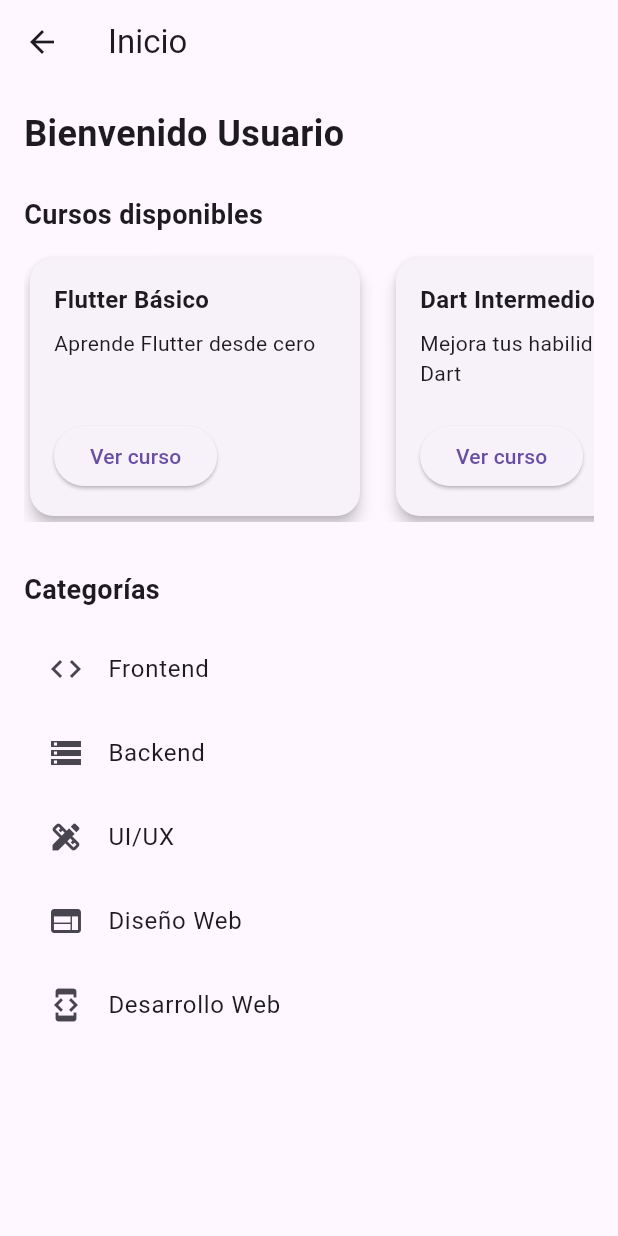
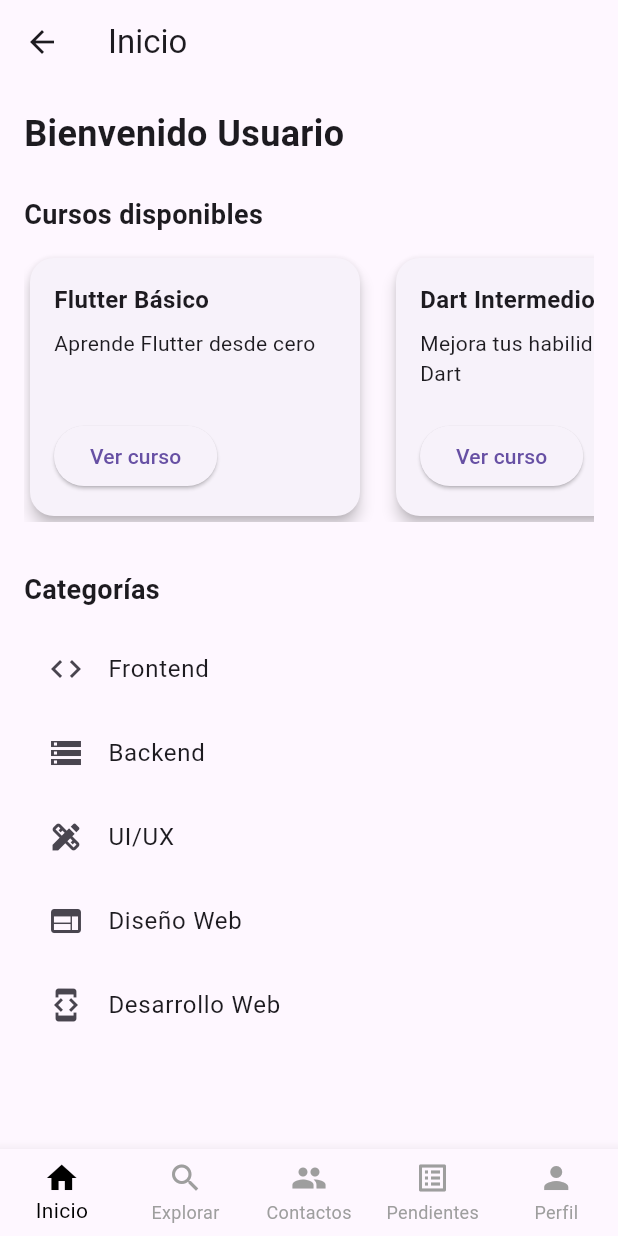
Before and after one commit to YJYordi/ProyectoFlutter-Gonzalez-Espinel-Suarez, a Flutter app: the HomePage screen opened by its route, on a phone screen of 412 x 824 dp. Run offline on Flutter 3.47's test engine with Material 3 defaults, Android fonts, the phone set to English and light mode, and no system bars.

Commit message:
barra de navegacion

```diff
--- a/proyecto/lib/presentation/screens/home_page.dart
+++ b/proyecto/lib/presentation/screens/home_page.dart
@@ -1,7 +1,14 @@
 import 'package:flutter/material.dart';
 
-class HomePage extends StatelessWidget {
+class HomePage extends StatefulWidget {
   const HomePage({super.key});
+
+  @override
+  State<HomePage> createState() => _HomePageState();
+}
+
+class _HomePageState extends State<HomePage> {
+  int _selectedIndex = 0;
 
   @override
   Widget build(BuildContext context) {
@@ -22,9 +29,10 @@ class HomePage extends StatelessWidget {
       },
     ];
 
-    return Scaffold(
-      appBar: AppBar(title: const Text('Inicio')),
-      body: SingleChildScrollView(
+    // Lista de páginas para cada pestaña
+    final List<Widget> _pages = [
+      // INICIO
+      SingleChildScrollView(
         child: Padding(
           padding: const EdgeInsets.all(16.0),
           child: Column(
@@ -126,6 +134,40 @@ class HomePage extends StatelessWidget {
           ),
         ),
       ),
+      // EXPLORAR
+      const Center(child: Text('Explorar', style: TextStyle(fontSize: 24))),
+      // CONTACTOS
+      const Center(child: Text('Contactos', style: TextStyle(fontSize: 24))),
+      // PENDIENTES
+      const Center(child: Text('Pendientes', style: TextStyle(fontSize: 24))),
+      // PERFIL
+      const Center(child: Text('Perfil', style: TextStyle(fontSize: 24))),
+    ];
+
+    return Scaffold(
+      appBar: AppBar(title: const Text('Inicio')),
+      body: _pages[_selectedIndex],
+      bottomNavigationBar: BottomNavigationBar(
+        type: BottomNavigationBarType.fixed,
+        currentIndex: _selectedIndex,
+        onTap: (index) {
+          setState(() {
+            _selectedIndex = index;
+          });
+        },
+        selectedItemColor: Colors.black,
+        unselectedItemColor: Colors.grey,
+        items: const [
+          BottomNavigationBarItem(icon: Icon(Icons.home), label: 'Inicio'),
+          BottomNavigationBarItem(icon: Icon(Icons.search), label: 'Explorar'),
+          BottomNavigationBarItem(icon: Icon(Icons.people), label: 'Contactos'),
+          BottomNavigationBarItem(
+            icon: Icon(Icons.list_alt),
+            label: 'Pendientes',
+          ),
+          BottomNavigationBarItem(icon: Icon(Icons.person), label: 'Perfil'),
+        ],
+      ),
     );
   }
 }
```
